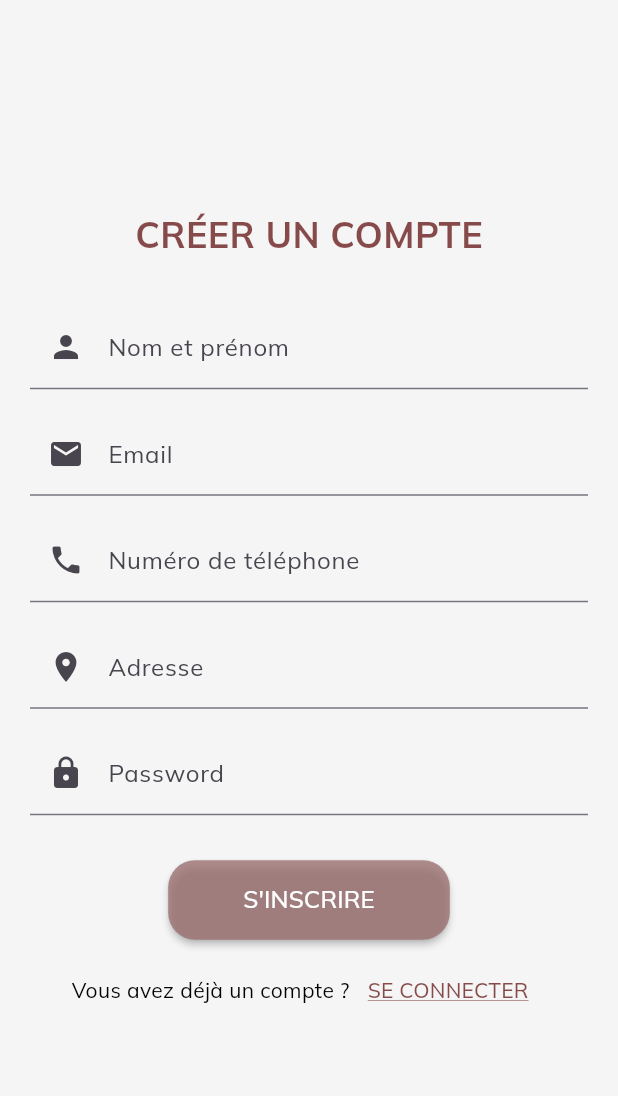
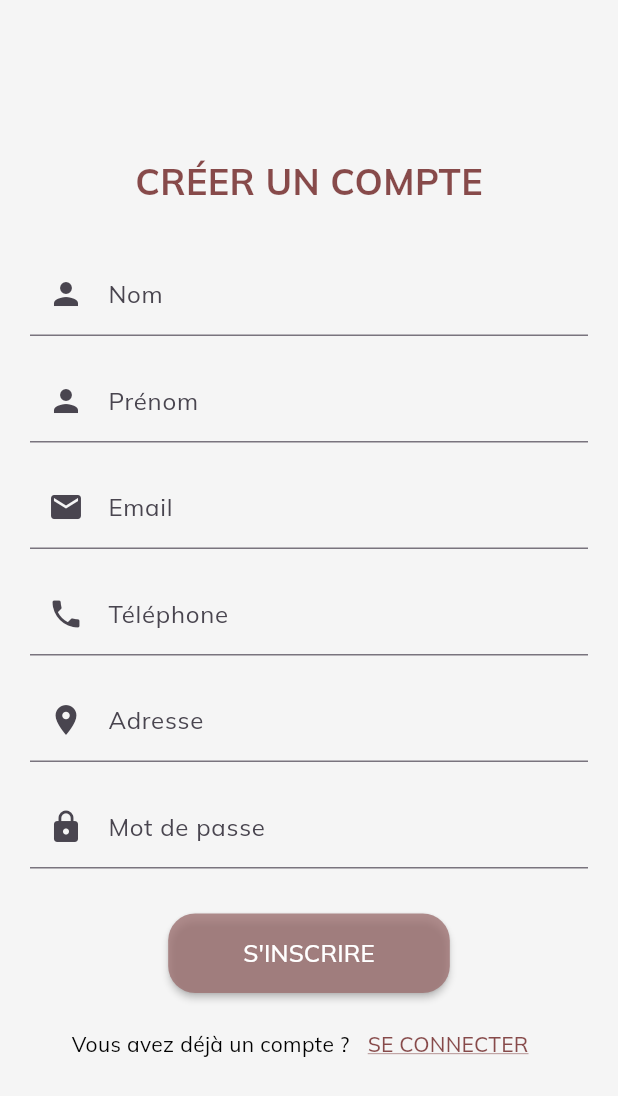
Before and after one commit to iir-projets/FlutterEcommerce, a Flutter app: the SignUpScreen screen opened directly, on a phone screen of 412 x 824 dp. Shown: the top 1096 px of the screen. Run offline on Flutter 3.47's test engine with Material 3 defaults, Android fonts, the phone set to English and light mode, and no system bars; our stand-ins replace connectivity_plus, get, google_fonts, shared_preferences; accounts and stored records are empty.

Commit message:
changeS15

```diff
--- a/Frontend/user/appUser/lib/screens/Login/signUp.dart
+++ b/Frontend/user/appUser/lib/screens/Login/signUp.dart
@@ -1,6 +1,7 @@
 import 'package:flutter/material.dart';
 import './signIn.dart';
 import '../../constants.dart';
+import 'package:ecommerce_mobile_app/Fuctions/Functions.dart';
 
 void main() => runApp(MyApp());
 
@@ -20,7 +21,21 @@ class MyApp extends StatelessWidget {
   }
 }
 
-class SignUpScreen extends StatelessWidget {
+class SignUpScreen extends StatefulWidget {
+  @override
+  _SignUpScreenState createState() => _SignUpScreenState();
+}
+
+class _SignUpScreenState extends State<SignUpScreen> {
+  final GlobalKey<FormState> _formKey = GlobalKey<FormState>();
+  TextEditingController _nomController = TextEditingController();
+  TextEditingController _prenomController = TextEditingController();
+  TextEditingController _emailController = TextEditingController();
+  TextEditingController _telephoneController = TextEditingController();
+  TextEditingController _adresseController = TextEditingController();
+  TextEditingController _passwordController = TextEditingController();
+  bool _loading = false;
+
   @override
   Widget build(BuildContext context) {
     return Scaffold(
@@ -28,8 +43,9 @@ class SignUpScreen extends StatelessWidget {
       body: SafeArea(
         child: Center(
           child: SingleChildScrollView(
-            // Added to make the screen scrollable when keyboard appears
             padding: const EdgeInsets.all(20.0),
+            child: Form(
+              key: _formKey,
               child: Column(
                 mainAxisAlignment: MainAxisAlignment.center,
                 children: <Widget>[
@@ -41,43 +57,90 @@ class SignUpScreen extends StatelessWidget {
                         color: priceColor),
                   ),
                   SizedBox(height: 30),
-                TextField(
+                  TextFormField(
+                    controller: _nomController,
                     decoration: InputDecoration(
-                    labelText: 'Nom et prénom',
+                      labelText: 'Nom',
                       prefixIcon: Icon(Icons.person),
                     ),
+                    validator: (value) {
+                      if (value!.isEmpty) {
+                        return 'Veuillez entrer votre nom';
+                      }
+                      return null;
+                    },
                   ),
-
                   SizedBox(height: 15),
-                TextField(
+                  TextFormField(
+                    controller: _prenomController,
+                    decoration: InputDecoration(
+                      labelText: 'Prénom',
+                      prefixIcon: Icon(Icons.person),
+                    ),
+                    validator: (value) {
+                      if (value!.isEmpty) {
+                        return 'Veuillez entrer votre prénom';
+                      }
+                      return null;
+                    },
+                  ),
+                  SizedBox(height: 15),
+                  TextFormField(
+                    controller: _emailController,
                     decoration: InputDecoration(
                       labelText: 'Email',
                       prefixIcon: Icon(Icons.email),
                     ),
+                    validator: (value) {
+                      if (value!.isEmpty) {
+                        return 'Veuillez entrer votre adresse email';
+                      }
+                      return null;
+                    },
                   ),
                   SizedBox(height: 15),
-                TextField(
+                  TextFormField(
+                    controller: _telephoneController,
                     decoration: InputDecoration(
-                    labelText: 'Numéro de téléphone',
+                      labelText: 'Téléphone',
                       prefixIcon: Icon(Icons.phone),
                     ),
+                    validator: (value) {
+                      if (value!.isEmpty) {
+                        return 'Veuillez entrer votre numéro de téléphone';
+                      }
+                      return null;
+                    },
                   ),
                   SizedBox(height: 15),
-                TextField(
+                  TextFormField(
+                    controller: _adresseController,
                     decoration: InputDecoration(
                       labelText: 'Adresse',
                       prefixIcon: Icon(Icons.location_on),
                     ),
+                    validator: (value) {
+                      if (value!.isEmpty) {
+                        return 'Veuillez entrer votre adresse';
+                      }
+                      return null;
+                    },
                   ),
                   SizedBox(height: 15),
-                TextField(
+                  TextFormField(
+                    controller: _passwordController,
                     obscureText: true,
                     decoration: InputDecoration(
-                    labelText: 'Password',
+                      labelText: 'Mot de passe',
                       prefixIcon: Icon(Icons.lock),
                     ),
+                    validator: (value) {
+                      if (value!.isEmpty) {
+                        return 'Veuillez entrer votre mot de passe';
+                      }
+                      return null;
+                    },
                   ),
-
                   SizedBox(height: 30),
                   MaterialButton(
                     shape: RoundedRectangleBorder(
@@ -85,11 +148,17 @@ class SignUpScreen extends StatelessWidget {
                     ),
                     color: kprimaryColor,
                     padding: EdgeInsets.symmetric(vertical: 15, horizontal: 50),
-                  child: Text('S\'INSCRIRE',
-                      style: TextStyle(color: Colors.white, fontSize: 16)),
-                  onPressed: () {},
+                    child: _loading
+                        ? CircularProgressIndicator(
+                            valueColor:
+                                AlwaysStoppedAnimation<Color>(Colors.white),
+                          )
+                        : Text('S\'INSCRIRE',
+                            style:
+                                TextStyle(color: Colors.white, fontSize: 16)),
+                    onPressed: _loading ? null : _register,
                   ),
-                SizedBox(height: 10), // Added spacing
+                  SizedBox(height: 10),
                   Row(
                     mainAxisAlignment: MainAxisAlignment.center,
                     children: [
@@ -101,7 +170,8 @@ class SignUpScreen extends StatelessWidget {
                         onPressed: () {
                           Navigator.push(
                             context,
-                          MaterialPageRoute(builder: (context) => LoginPage()),
+                            MaterialPageRoute(
+                                builder: (context) => LoginPage()),
                           );
                         },
                         child: Text(
@@ -120,6 +190,36 @@ class SignUpScreen extends StatelessWidget {
             ),
           ),
         ),
+      ),
+    );
+  }
+
+  void _register() async {
+    if (_formKey.currentState!.validate()) {
+      setState(() {
+        _loading = true;
+      });
+
+      bool success = await register(
+        _nomController.text,
+        _prenomController.text,
+        _emailController.text,
+        _telephoneController.text,
+        _adresseController.text,
+        _passwordController.text,
+      );
+
+      setState(() {
+        _loading = false;
+      });
+
+      if (success) {
+        // Rediriger vers l'écran de connexion après une inscription réussie
+        Navigator.pushReplacement(
+          context,
+          MaterialPageRoute(builder: (context) => LoginPage()),
         );
       }
     }
+  }
+}
```
Also changed, not shown: Frontend/user/appUser/lib/Fuctions/Functions.dart (+45 -1 lines), Frontend/user/appUser/lib/models/User.dart (+14 -2 lines), 1 other file. Lines whose indentation alone changed are shown as unchanged.
